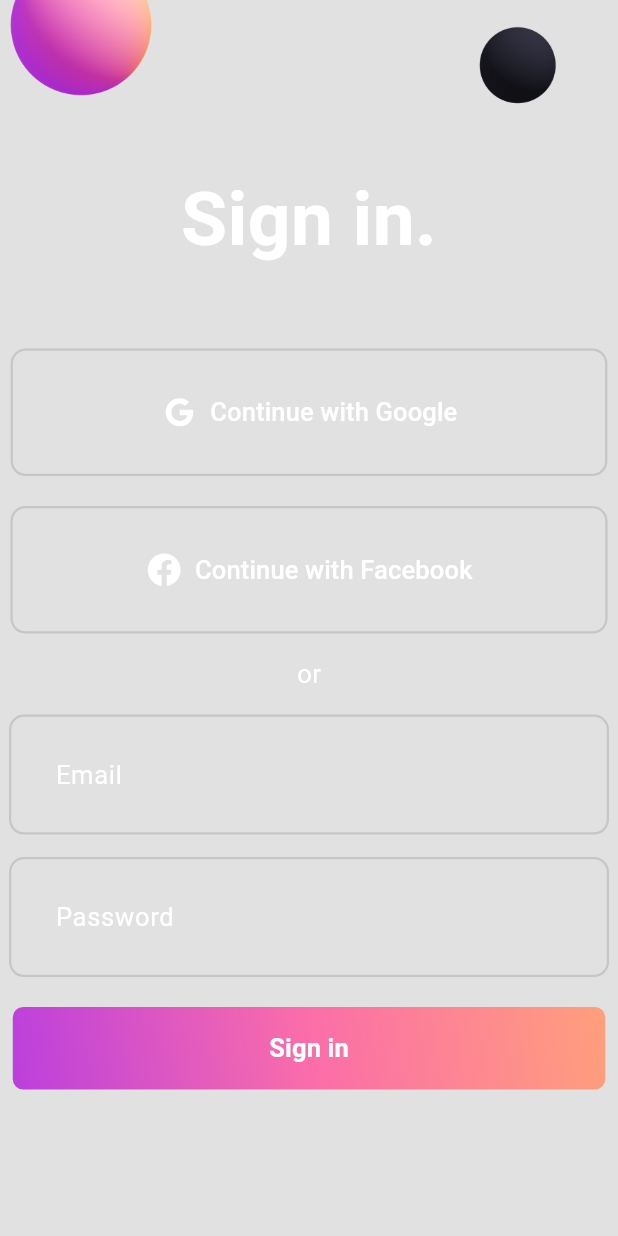
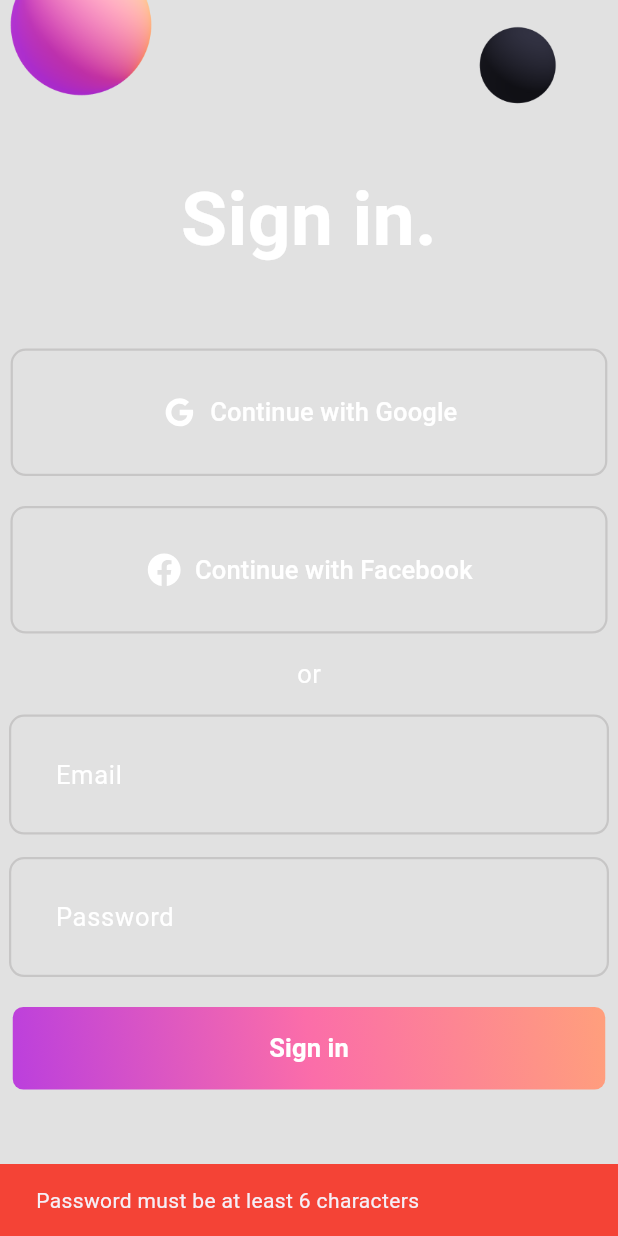
Before and after one commit to Elijah-Ashitey/flutter-fun, a Flutter app: the LoginScreen screen opened directly, after a tap on "Sign in", on a phone screen of 412 x 824 dp. Run offline on Flutter 3.47's test engine with Material 3 defaults, Android fonts, the phone set to English and light mode, and no system bars; our stand-ins replace flutter_bloc, flutter_svg, get, get_storage, logger; accounts and stored records are empty.

Commit message:
theming with Get

```diff
--- a/lib/state.management/bloc/bloc.todo/presentation/todo.dart
+++ b/lib/state.management/bloc/bloc.cubit.todo/presentation/todo.dart
@@ -1,7 +1,7 @@
 import 'package:flutter/material.dart';
 import 'package:flutter_bloc/flutter_bloc.dart';
-import 'package:flutter_fun/state.management/bloc/bloc.todo/cubit/todo.cubit.dart';
-import 'package:flutter_fun/state.management/bloc/bloc.todo/model/todo.model.dart';
+import 'package:flutter_fun/state.management/bloc/bloc.cubit.todo/cubit/todo.cubit.dart';
+import 'package:flutter_fun/state.management/bloc/bloc.cubit.todo/model/todo.model.dart';
 
 class TodoScreen extends StatefulWidget {
   const TodoScreen({super.key});
--- /dev/null
+++ b/lib/state.management/bloc/bloc.login.validation/bloc/auth.bloc.dart
@@ -0,0 +1,54 @@
+import 'package:flutter_bloc/flutter_bloc.dart';
+import 'package:flutter_fun/constants.dart';
+
+part 'auth.event.dart';
+part 'auth.state.dart';
+
+class AuthBloc extends Bloc<AuthEvent, AuthState> {
+  AuthBloc() : super(AuthInitial()) {
+    on<AuthLoginRequested>(_onAuthLoginRequest);
+    on<AuthLogoutRequested>(_onAuthLogoutRequest);
+  }
+  @override
+  void onChange(Change<AuthState> change) {
+    logger.f("Auth bloc change --> $change");
+    super.onChange(change);
+  }
+
+  @override
+  void onTransition(Transition<AuthEvent, AuthState> transition) {
+    logger.d("Auth bloc transistion --> $transition");
+    super.onTransition(transition);
+  }
+
+  _onAuthLoginRequest(AuthLoginRequested event, Emitter<AuthState> emit) async {
+    emit(AuthInProgress());
+    try {
+      final email = event.username;
+      final password = event.password;
+
+      if (password.length < 6) {
+        return emit(AuthFailure('Password must be at least 6 characters'));
+      }
+      await Future.delayed(const Duration(seconds: 1), () {
+        return emit(AuthSuccess(
+          email,
+        ));
+      });
+    } catch (e) {
+      return emit(AuthFailure(e.toString()));
+    }
+  }
+
+  _onAuthLogoutRequest(
+      AuthLogoutRequested event, Emitter<AuthState> emit) async {
+    emit(AuthInProgress());
+    try {
+      await Future.delayed(const Duration(seconds: 1), () {
+        emit(AuthInitial());
+      });
+    } catch (e) {
+      return emit(AuthFailure(e.toString()));
+    }
+  }
+}
--- /dev/null
+++ b/lib/state.management/bloc/bloc.login.validation/bloc/auth.event.dart
@@ -0,0 +1,14 @@
+part of 'auth.bloc.dart';
+
+sealed class AuthEvent {}
+
+final class AuthLoginRequested extends AuthEvent {
+  final String username;
+  final String password;
+  AuthLoginRequested({
+    required this.username,
+    required this.password,
+  });
+}
+
+final class AuthLogoutRequested extends AuthEvent {}
--- /dev/null
+++ b/lib/state.management/bloc/bloc.login.validation/bloc/auth.state.dart
@@ -0,0 +1,21 @@
+part of 'auth.bloc.dart';
+
+sealed class AuthState {}
+
+final class AuthInitial extends AuthState {}
+
+final class AuthInProgress extends AuthState {}
+
+final class AuthSuccess extends AuthState {
+  final String username; // it can be a user model
+  AuthSuccess(
+    this.username,
+  );
+}
+
+final class AuthFailure extends AuthState {
+  final String error;
+  AuthFailure(
+    this.error,
+  );
+}
--- a/lib/state.management/bloc/bloc.login.validation/presentation/login.screen.dart
+++ b/lib/state.management/bloc/bloc.login.validation/presentation/login.screen.dart
@@ -1,5 +1,8 @@
 import 'package:flutter/material.dart';
+import 'package:flutter_bloc/flutter_bloc.dart';
 import 'package:flutter_fun/constants.dart';
+import 'package:flutter_fun/state.management/bloc/bloc.login.validation/bloc/auth.bloc.dart';
+import 'package:flutter_fun/state.management/bloc/bloc.login.validation/presentation/user.screen.dart';
 import 'package:flutter_fun/state.management/bloc/bloc.login.validation/widgets/pallete.dart';
 
 import '../widgets/gradient.button.dart';
@@ -19,6 +22,29 @@ class _LoginScreenState extends State<LoginScreen> {
 
   @override
   Widget build(BuildContext context) {
+    return BlocConsumer<AuthBloc, AuthState>(listener: (context, state) {
+      if (state is AuthFailure) {
+        ScaffoldMessenger.of(context).showSnackBar(
+          SnackBar(
+            content: Text(state.error),
+            backgroundColor: Colors.red,
+          ),
+        );
+      }
+      if (state is AuthSuccess) {
+        ScaffoldMessenger.of(context).showSnackBar(
+          const SnackBar(
+            content: Text('Successful login'),
+            backgroundColor: Colors.green,
+          ),
+        );
+        Navigator.push(
+            context, MaterialPageRoute(builder: (_) => const UserData()));
+      }
+    }, builder: (context, state) {
+      if (state is AuthInProgress) {
+        return const Center(child: CircularProgressIndicator());
+      }
       return Scaffold(
         backgroundColor: const Color.fromARGB(66, 141, 140, 140),
         body: SingleChildScrollView(
@@ -63,11 +89,21 @@ class _LoginScreenState extends State<LoginScreen> {
                   controller: passwordController,
                 ),
                 const SizedBox(height: 20),
-              const GradientButton(),
+                GradientButton(
+                  onPress: () {
+                    context.read<AuthBloc>().add(
+                          AuthLoginRequested(
+                            username: emailController.text.trim(),
+                            password: passwordController.text.trim(),
+                          ),
+                        );
+                  },
+                ),
               ],
             ),
           ),
         ),
       );
+    });
   }
 }
--- a/lib/state.management/bloc/bloc.login.validation/widgets/gradient.button.dart
+++ b/lib/state.management/bloc/bloc.login.validation/widgets/gradient.button.dart
@@ -3,7 +3,8 @@ import 'package:flutter/material.dart';
 import 'pallete.dart';
 
 class GradientButton extends StatelessWidget {
-  const GradientButton({Key? key}) : super(key: key);
+  final VoidCallback onPress;
+  const GradientButton({Key? key, required this.onPress}) : super(key: key);
 
   @override
   Widget build(BuildContext context) {
@@ -21,7 +22,7 @@ class GradientButton extends StatelessWidget {
         borderRadius: BorderRadius.circular(7),
       ),
       child: ElevatedButton(
-        onPressed: () {},
+        onPressed: onPress,
         style: ElevatedButton.styleFrom(
           fixedSize: const Size(395, 55),
           backgroundColor: Colors.transparent,
--- a/lib/state.management/bloc/bloc.login.validation/widgets/social.button.dart
+++ b/lib/state.management/bloc/bloc.login.validation/widgets/social.button.dart
@@ -22,6 +22,7 @@ class SocialButton extends StatelessWidget {
       icon: SvgPicture.asset(
         iconPath,
         width: 25,
+        // ignore: deprecated_member_use
         color: Pallete.whiteColor,
       ),
       label: Text(
--- /dev/null
+++ b/lib/state.management/getx/to.do/services/theme.dart
@@ -0,0 +1,28 @@
+import 'package:flutter/material.dart';
+
+class Themes {
+  static const Color bluishClr = Color(0xFF4e5ae8);
+  static const Color yellowishClr = Color(0xFFFFB746);
+  static const Color pinkClr = Color(0xFFff4667);
+  static const Color white = Colors.white;
+  static const primaryClr = bluishClr;
+  static const Color darkGreyClr = Color(0xFF121212);
+  static const Color darkHeaderClr = Color(0xFF424242);
+
+  static final light = ThemeData(
+    // responsible for changing the app bar and buttons colors
+    primaryColor: primaryClr,
+    // responsible for text color, it compares the background color to the text color
+    brightness: Brightness.light,
+    // colorScheme: ColorScheme.fromSeed(seedColor: Colors.deepPurple),
+    useMaterial3: true,
+  );
+
+  static final dark = ThemeData(
+    // responsible for changing the app bar and buttons colors
+    primaryColor: darkGreyClr,
+    // responsible for text color, it compares the background color to the text color
+    brightness: Brightness.dark,
+    useMaterial3: true,
+  );
+}
--- /dev/null
+++ b/lib/state.management/getx/to.do/services/theme.services.dart
@@ -0,0 +1,15 @@
+import 'package:flutter/material.dart';
+import 'package:get/get.dart';
+import 'package:get_storage/get_storage.dart';
+
+class ThemeServices {
+  final _box = GetStorage();
+  final _key = 'isDarkMode';
+  bool _loadThemeFromBox() => _box.read(_key) ?? false;
+  ThemeMode get theme => _loadThemeFromBox() ? ThemeMode.dark : ThemeMode.light;
+
+  void switchTheme() {
+    Get.changeThemeMode(_loadThemeFromBox() ? ThemeMode.light : ThemeMode.dark);
+    _box.write(_key, !_loadThemeFromBox());
+  }
+}
--- a/pubspec.yaml
+++ b/pubspec.yaml
@@ -39,6 +39,8 @@ dependencies:
   flutter_bloc: ^8.1.3
   flutter_svg: ^2.0.9
   logger: ^2.0.2+1
+  get_storage: ^2.1.1
+  get: ^4.6.6
 
 dev_dependencies:
   flutter_test:
```
Also changed, not shown: lib/main.dart (+24 -8 lines), lib/state.management/bloc/bloc.login.validation/app.bloc.observer.dart (added, +29 -0 lines), lib/state.management/bloc/bloc.login.validation/presentation/user.screen.dart (added, +54 -0 lines), lib/state.management/getx/to.do/ui/to.do.dart (added, +35 -0 lines), lib/state.management/state.management.dart (+8 -1 lines), lib/state.management/bloc/bloc.cubit.todo/cubit/todo.cubit.dart (renamed from lib/state.management/bloc/bloc.todo/cubit/todo.cubit.dart), lib/state.management/bloc/bloc.cubit.todo/model/todo.model.dart (renamed from lib/state.management/bloc/bloc.todo/model/todo.model.dart), lib/state.management/getx/to.do/services/notification.services.dart (added), pubspec.lock, 10 other files. Lines whose indentation alone changed are shown as unchanged.
